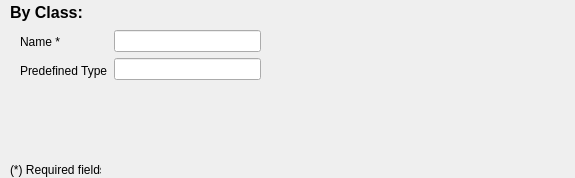
The window that GUI_Windows/Filters-Requirements/by_class.ui (ivanfelipeib/Masterarbeit) describes before a commit, drawn with Qt 5.
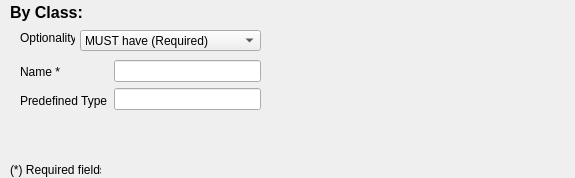
The same window after the commit.

Patch:
```diff
--- a/GUI_Windows/Filters-Requirements/by_class.ui
+++ b/GUI_Windows/Filters-Requirements/by_class.ui
@@ -52,7 +52,7 @@
     <property name="geometry">
      <rect>
       <x>20</x>
-      <y>30</y>
+      <y>60</y>
       <width>241</width>
       <height>52</height>
      </rect>
@@ -88,6 +88,44 @@
      </item>
     </layout>
    </widget>
+   <widget class="QLabel" name="label">
+    <property name="geometry">
+     <rect>
+      <x>20</x>
+      <y>30</y>
+      <width>55</width>
+      <height>16</height>
+     </rect>
+    </property>
+    <property name="text">
+     <string>Optionality</string>
+    </property>
+   </widget>
+   <widget class="QComboBox" name="combo_optionality">
+    <property name="geometry">
+     <rect>
+      <x>80</x>
+      <y>30</y>
+      <width>181</width>
+      <height>21</height>
+     </rect>
+    </property>
+    <item>
+     <property name="text">
+      <string>MUST have (Required)</string>
+     </property>
+    </item>
+    <item>
+     <property name="text">
+      <string>CAN have (Optional)</string>
+     </property>
+    </item>
+    <item>
+     <property name="text">
+      <string>MUST NOT have (Prohibited)</string>
+     </property>
+    </item>
+   </widget>
   </widget>
  </widget>
  <resources/>
```
